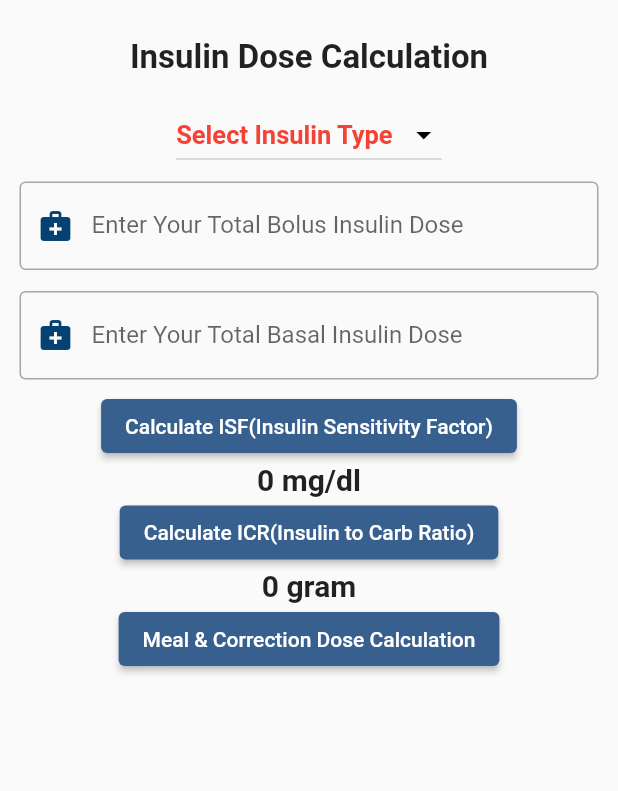
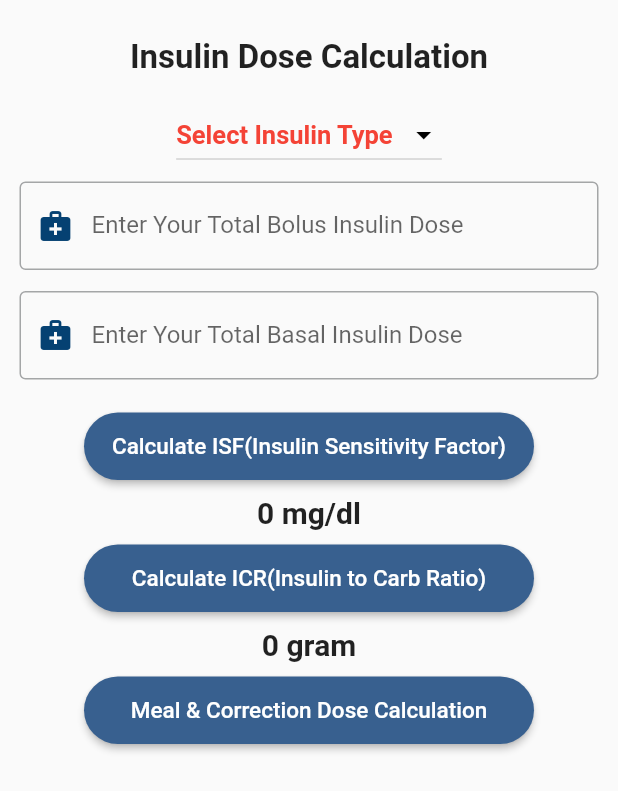
Before and after one commit to Abdullah6445/Diabetes-Care-Taker, a Flutter app: the insulinDosePage screen opened directly, on a phone screen of 412 x 824 dp. Shown: the top 791 px of the screen. Run offline on Flutter 3.47's test engine with Material 3 defaults, Android fonts, the phone set to English and light mode, and no system bars; our stand-ins replace cloud_firestore, firebase_auth, firebase_core, fl_chart, flutter_local_notifications, fluttertoast and 6 more; missing offline and left inert: background_fetch; accounts and stored records are empty; statements that could not run were skipped.

Commit message:
User Keep Logged in even restarting or till logout, Logout functionality done, Buttons styling, monthly graph setting done

```diff
--- a/lib/COMPONENTS_PAGES/dailyGraph.dart
+++ b/lib/COMPONENTS_PAGES/dailyGraph.dart
@@ -160,7 +160,7 @@ class _dailyGraphState extends State<dailyGraph> {
                                 lineBarsData: [
                                   LineChartBarData(
                                     spots: _dataPoints,
-                                    isCurved: false,
+                                    isCurved: true,
                                     colors: [Colors.blue],
                                     barWidth: 2,
                                     belowBarData: BarAreaData(
--- a/lib/COMPONENTS_PAGES/insulinDosePage.dart
+++ b/lib/COMPONENTS_PAGES/insulinDosePage.dart
@@ -85,12 +85,28 @@ class insulinDosePage extends StatelessWidget {
                 prefixIconn: Icon(Icons.medical_services),
                 keyboardType: TextInputType.number,
               ),
-              ElevatedButton(
+              SizedBox(
+                height: 15,
+              ),
+              SizedBox(
+                width: 300,
+                height: 45,
+                child: ElevatedButton(
                     onPressed: () {
                       // insulindosepagecontroller.validation();
                       insulindosepagecontroller.calculateisf();
                     },
-                  child: Text('Calculate ISF(Insulin Sensitivity Factor)')),
+                    style: ElevatedButton.styleFrom(
+                      shape: RoundedRectangleBorder(
+                        borderRadius: BorderRadius.circular(30.0),
+                      ),
+                    ),
+                    child: Text('Calculate ISF(Insulin Sensitivity Factor)',
+                        style: TextStyle(fontSize: 15))),
+              ),
+              SizedBox(
+                height: 10,
+              ),
               Consumer<insulinDosePageController>(
                   builder: (context, value, child) {
                 return Text(
@@ -98,12 +114,28 @@ class insulinDosePage extends StatelessWidget {
                   style: TextStyle(fontSize: 20, fontWeight: FontWeight.bold),
                 );
               }),
-              ElevatedButton(
+              SizedBox(
+                height: 10,
+              ),
+              SizedBox(
+                width: 300,
+                height: 45,
+                child: ElevatedButton(
                     onPressed: () {
                       // insulindosepagecontroller.validation();
                       insulindosepagecontroller.calculateicr();
                     },
-                  child: Text('Calculate ICR(Insulin to Carb Ratio)')),
+                    style: ElevatedButton.styleFrom(
+                      shape: RoundedRectangleBorder(
+                        borderRadius: BorderRadius.circular(30.0),
+                      ),
+                    ),
+                    child: Text('Calculate ICR(Insulin to Carb Ratio)',
+                        style: TextStyle(fontSize: 15))),
+              ),
+              SizedBox(
+                height: 10,
+              ),
               Consumer<insulinDosePageController>(
                   builder: (context, value, child) {
                 return Text(
@@ -111,7 +143,13 @@ class insulinDosePage extends StatelessWidget {
                   style: TextStyle(fontSize: 20, fontWeight: FontWeight.bold),
                 );
               }),
-              ElevatedButton(
+              SizedBox(
+                height: 10,
+              ),
+              SizedBox(
+                width: 300,
+                height: 45,
+                child: ElevatedButton(
                     onPressed: () {
                       if (insulindosepagecontroller.isf.toString() != "0.0" &&
                           insulindosepagecontroller.icr.toString() != "0.0") {
@@ -127,7 +165,14 @@ class insulinDosePage extends StatelessWidget {
                             message: 'Please first calculate your ISF & ICR');
                       }
                     },
-                  child: Text('Meal & Correction Dose Calculation')),
+                    style: ElevatedButton.styleFrom(
+                      shape: RoundedRectangleBorder(
+                        borderRadius: BorderRadius.circular(30.0),
+                      ),
+                    ),
+                    child: Text('Meal & Correction Dose Calculation',
+                        style: TextStyle(fontSize: 15))),
+              ),
             ],
           ),
         ),
--- a/lib/COMPONENTS_PAGES/loginScreen.dart
+++ b/lib/COMPONENTS_PAGES/loginScreen.dart
@@ -1,7 +1,6 @@
 import 'package:flutter/material.dart';
 import 'package:firebase_auth/firebase_auth.dart';
 import 'package:fluttertoast/fluttertoast.dart';
-import 'package:diabetes_care_taker/COMPONENTS_PAGES/bloodGlucoseMonitoing.dart';
 import 'package:diabetes_care_taker/PAGES/customTextFormFieldPage.dart';
 import 'package:form_field_validator/form_field_validator.dart';
 
--- a/lib/COMPONENTS_PAGES/signupScreen.dart
+++ b/lib/COMPONENTS_PAGES/signupScreen.dart
@@ -3,7 +3,7 @@ import 'package:firebase_auth/firebase_auth.dart';
 import 'package:cloud_firestore/cloud_firestore.dart';
 import 'package:fluttertoast/fluttertoast.dart';
 import 'package:diabetes_care_taker/PAGES/customTextFormFieldPage.dart';
-import 'package:dropdown_button2/dropdown_button2.dart';
+// import 'package:dropdown_button2/dropdown_button2.dart';
 
 class signupScreen extends StatefulWidget {
   @override
@@ -32,7 +32,7 @@ class _signupScreenState extends State<signupScreen> {
               children: [
                 CircleAvatar(
                   radius: 70,
-                  backgroundColor: Colors.white,
+                  backgroundColor: Colors.white70,
                   backgroundImage: AssetImage('assets/images/Signup_Icon.png'),
                 ),
                 SizedBox(
--- a/lib/main.dart
+++ b/lib/main.dart
@@ -4,6 +4,7 @@ import 'package:diabetes_care_taker/CONTROLLER_PAGE/insulinDosePageController.da
 import 'package:diabetes_care_taker/CONTROLLER_PAGE/mealDoseCalulationPageController.dart';
 import 'package:diabetes_care_taker/PAGES/homePage.dart';
 import 'package:diabetes_care_taker/connection/ConnectionClass.dart';
+import 'package:firebase_auth/firebase_auth.dart';
 import 'package:flutter/material.dart';
 import 'package:get/get_navigation/src/root/get_material_app.dart';
 import 'package:provider/provider.dart';
@@ -47,11 +48,14 @@ class MyApp extends StatefulWidget {
 }
 
 class _MyAppState extends State<MyApp> {
+  User? user;
+
   @override
   void initState() {
     // TODO: implement initState
     super.initState();
     ConnectionClass().connection_function();
+    user = FirebaseAuth.instance.currentUser;
   }
 
   @override
@@ -80,7 +84,8 @@ class _MyAppState extends State<MyApp> {
           ),
           useMaterial3: false,
         ),
-        initialRoute: '/splashscreen',
+        home: user != null ? homePage() : splashScreen(),
+        // initialRoute: '/splashscreen',
         routes: {
           '/splashscreen': (context) => splashScreen(),
           '/login': (context) => loginScreen(),
```
Also changed, not shown: lib/COMPONENTS_PAGES/mealDoseCalulationPage.dart (+12 -2 lines), lib/COMPONENTS_PAGES/monthlyGraph.dart (+32 -11 lines), lib/PAGES/drawerPage.dart (+7 -2 lines). Lines whose indentation alone changed are shown as unchanged.
